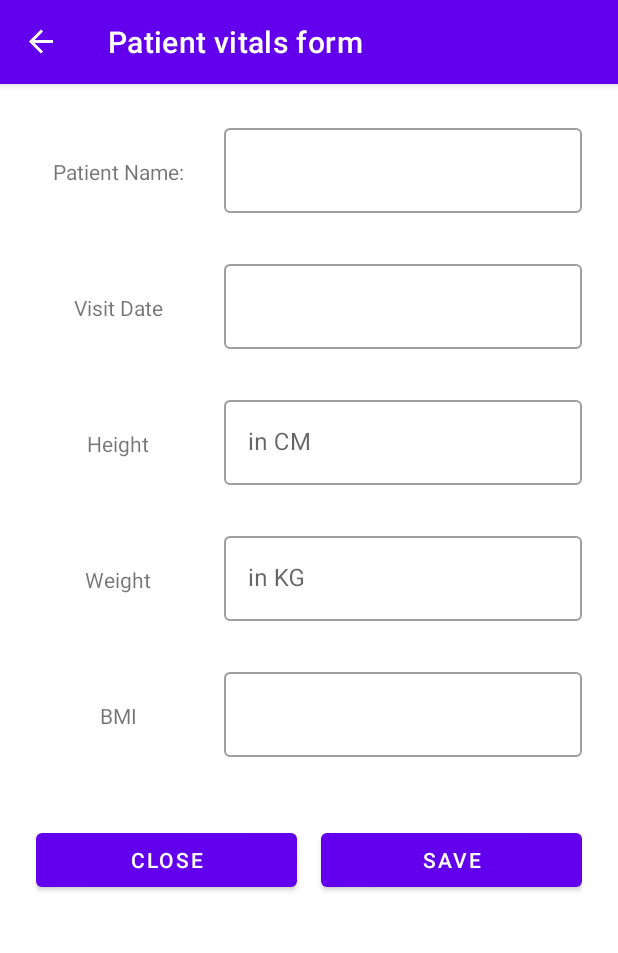
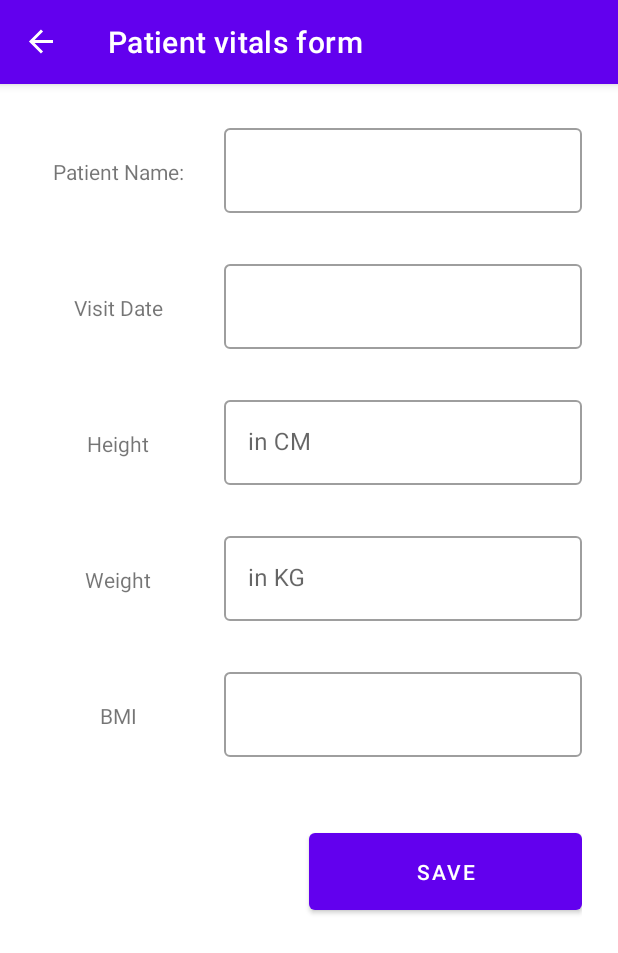
Before and after one commit to davidwekesar/HealthCareApp, an Android app: the VitalsFragment screen opened through its navigation route, on a phone screen of 412 x 824 dp. Shown: the top 953 px of the screen. Run offline under Robolectric (Android 15) with nearby library versions, the phone set to English and light mode, and no system bars; our stand-ins replace Firebase (no records; nobody signed in at launch, a user with empty details on screens opened directly), Timber, navigation-ui; libraries missing offline, so code that uses them is left out: com.github.razir.progressbutton; 4 statements that could not run were skipped.

Commit message:
feat: share data between fragments

```diff
--- a/app/src/main/java/com/android/healthcareapp/ui/RegistrationFragment.kt
+++ b/app/src/main/java/com/android/healthcareapp/ui/RegistrationFragment.kt
@@ -1,5 +1,6 @@
 package com.android.healthcareapp.ui
 
+import android.graphics.Color
 import android.os.Bundle
 import android.text.Editable
 import android.view.LayoutInflater
@@ -7,8 +8,11 @@ import android.view.View
 import android.view.ViewGroup
 import android.widget.AdapterView
 import android.widget.ArrayAdapter
+import android.widget.Button
+import android.widget.EditText
 import androidx.core.widget.addTextChangedListener
 import androidx.fragment.app.Fragment
+import androidx.fragment.app.activityViewModels
 import androidx.fragment.app.viewModels
 import androidx.navigation.fragment.findNavController
 import com.android.healthcareapp.R
@@ -16,12 +20,25 @@ import com.android.healthcareapp.databinding.FragmentRegistrationBinding
 import com.android.healthcareapp.models.Patient
 import com.android.healthcareapp.util.*
 import com.android.healthcareapp.viewmodels.RegistrationViewModel
+import com.android.healthcareapp.viewmodels.SharedViewModel
+import com.github.razir.progressbutton.attachTextChangeAnimator
+import com.github.razir.progressbutton.bindProgressButton
+import com.github.razir.progressbutton.hideProgress
+import com.github.razir.progressbutton.showProgress
+import com.google.android.material.button.MaterialButton
 
 class RegistrationFragment : Fragment(), AdapterView.OnItemSelectedListener {
 
     private var _binding: FragmentRegistrationBinding? = null
     private val binding get() = _binding!!
     private val viewModel: RegistrationViewModel by viewModels()
+    private val sharedViewModel: SharedViewModel by activityViewModels()
+    private lateinit var idEditTxt: EditText
+    private lateinit var regDateEditTxt: EditText
+    private lateinit var firstNameEditTxt: EditText
+    private lateinit var lastNameEditTxt: EditText
+    private lateinit var dobEditTxt: EditText
+    private lateinit var saveButton: MaterialButton
     private var gender: String? = null
 
     override fun onCreateView(
@@ -31,22 +48,39 @@ class RegistrationFragment : Fragment(), AdapterView.OnItemSelectedListener {
     ): View {
         _binding = FragmentRegistrationBinding.inflate(inflater, container, false)
 
-        val saveButton = binding.btnSave
-        saveButton.setOnClickListener {
-            getInputFromTextFields()
+        init()
+
+        return binding.root
     }
 
-        val spinnerGender = binding.spinnerGender
-        ArrayAdapter.createFromResource(
-            requireContext(),
-            R.array.genders_array,
-            android.R.layout.simple_spinner_item
-        ).also { adapter ->
-            adapter.setDropDownViewResource(android.R.layout.simple_spinner_dropdown_item)
-            spinnerGender.adapter = adapter
+    private fun init() {
+        initViews()
+        initListeners()
+        initObservers()
+        setupSpinner()
+        setupSaveButtonAnim()
     }
-        spinnerGender.onItemSelectedListener = this
 
+    private fun initViews() {
+        idEditTxt = binding.patientIdEditTxt
+        regDateEditTxt = binding.regDateEditText
+        firstNameEditTxt = binding.firstNameEditTxt
+        lastNameEditTxt = binding.lastNameEditTxt
+        dobEditTxt = binding.dateOfBirthEditTxt
+        saveButton = binding.btnSave
+    }
+
+    private fun initListeners() {
+        textChangeListeners()
+        onClickListeners()
+    }
+
+    private fun initObservers() {
+        vitalsFragmentNavigationObserver()
+        saveProgressVisibilityObserver()
+    }
+
+    private fun textChangeListeners() {
         binding.regDateEditText.addTextChangedListener { text: Editable? ->
             val regDateInputLayout = binding.regDateInputLayout
             if (!inputMatchesDateFormat(text)) {
@@ -64,22 +98,28 @@ class RegistrationFragment : Fragment(), AdapterView.OnItemSelectedListener {
                 dobInputLayout.error = null
             }
         }
-
-        viewModel.navigateToVitalsFragment.observe(viewLifecycleOwner, {
-            if (it) {
-                findNavController().navigate(R.id.vitalsFragment)
-            }
-        })
-
-        return binding.root
     }
 
-    private fun getInputFromTextFields() {
-        val idEditTxt = binding.patientIdEditTxt
-        val regDateEditTxt = binding.regDateEditText
-        val firstNameEditTxt = binding.firstNameEditTxt
-        val lastNameEditTxt = binding.lastNameEditTxt
-        val dobEditTxt = binding.dateOfBirthEditTxt
+    private fun onClickListeners() {
+        saveButton.setOnClickListener {
+            checkInputFields()
+        }
+    }
+
+    private fun setupSpinner() {
+        val spinnerGender = binding.spinnerGender
+        ArrayAdapter.createFromResource(
+            requireContext(),
+            R.array.genders_array,
+            android.R.layout.simple_spinner_item
+        ).also { adapter ->
+            adapter.setDropDownViewResource(android.R.layout.simple_spinner_dropdown_item)
+            spinnerGender.adapter = adapter
+        }
+        spinnerGender.onItemSelectedListener = this
+    }
+
+    private fun checkInputFields() {
 
         when {
             idEditTxt.isTextFieldEmpty() -> {
@@ -98,16 +138,49 @@ class RegistrationFragment : Fragment(), AdapterView.OnItemSelectedListener {
                 binding.dobInputLayout.error = getString(R.string.input_required)
             }
             else -> {
+                viewModel.showSaveButtonProgress()
+                sharedViewModel.saveRegistrationInfo(getPatientInfo())
+                viewModel.savePatientInfo(getPatientInfo())
+            }
+        }
+    }
+
+    private fun getPatientInfo(): Patient {
         val id = idEditTxt.getInputValue().toLong()
         val regDate = regDateEditTxt.getInputValue().convertToUnixTime()
         val firstName = firstNameEditTxt.getInputValue()
         val lastName = lastNameEditTxt.getInputValue()
         val dob = dobEditTxt.getInputValue().convertToUnixTime()
-                val patient = Patient(id, regDate, firstName, lastName, dob, gender)
-                viewModel.savePatientInfo(patient)
+        return Patient(id, regDate, firstName, lastName, dob, gender)
+    }
+
+    private fun vitalsFragmentNavigationObserver() {
+        viewModel.navigateToVitalsFragment.observe(viewLifecycleOwner, {navigate:Boolean?->
+            navigate?.let {
+                if (it) {
+                    findNavController().navigate(R.id.vitalsFragment)
+                    viewModel.doneNavigatingToVitalsFragment()
                 }
             }
+        })
+    }
 
+    private fun setupSaveButtonAnim() {
+        bindProgressButton(saveButton)
+        saveButton.attachTextChangeAnimator()
+    }
+
+    private fun saveProgressVisibilityObserver() {
+        viewModel.isSaveProgressVisible.observe(viewLifecycleOwner, {
+            if (it) {
+                saveButton.showProgress {
+                    buttonText = getString(R.string.saving)
+                    progressColor = Color.WHITE
+                }
+            } else {
+                saveButton.hideProgress(R.string.save)
+            }
+        })
     }
 
     override fun onDestroyView() {
--- a/app/src/main/java/com/android/healthcareapp/ui/VitalsFragment.kt
+++ b/app/src/main/java/com/android/healthcareapp/ui/VitalsFragment.kt
@@ -9,17 +9,20 @@ import android.widget.Button
 import android.widget.EditText
 import androidx.core.widget.addTextChangedListener
 import androidx.fragment.app.Fragment
+import androidx.fragment.app.activityViewModels
 import androidx.fragment.app.viewModels
 import androidx.navigation.fragment.findNavController
 import com.android.healthcareapp.R
 import com.android.healthcareapp.databinding.FragmentVitalsBinding
 import com.android.healthcareapp.models.PatientVitals
 import com.android.healthcareapp.util.*
+import com.android.healthcareapp.viewmodels.SharedViewModel
 import com.android.healthcareapp.viewmodels.VitalsViewModel
 import com.github.razir.progressbutton.attachTextChangeAnimator
 import com.github.razir.progressbutton.bindProgressButton
 import com.github.razir.progressbutton.hideProgress
 import com.github.razir.progressbutton.showProgress
+import com.google.android.material.button.MaterialButton
 import kotlin.math.pow
 
 class VitalsFragment : Fragment() {
@@ -31,8 +34,9 @@ class VitalsFragment : Fragment() {
     private lateinit var heightEditTxt: EditText
     private lateinit var weightEditTxt: EditText
     private lateinit var bmiEditTxt: EditText
-    private lateinit var saveButton: Button
+    private lateinit var saveButton: MaterialButton
     private val viewModel: VitalsViewModel by viewModels()
+    private val sharedViewModel: SharedViewModel by activityViewModels()
 
     override fun onCreateView(
         inflater: LayoutInflater,
@@ -71,6 +75,7 @@ class VitalsFragment : Fragment() {
         visitFormANavigationObserver()
         visitFormBNavigationObserver()
         saveProgressVisibilityObserver()
+        patientRegistrationInfoObserver()
     }
 
     private fun onClickListeners() {
@@ -128,6 +133,7 @@ class VitalsFragment : Fragment() {
             }
             else -> {
                 viewModel.showSaveButtonProgress()
+                sharedViewModel.saveVitalsInfo(getPatientVitalsInput())
                 viewModel.savePatientVitals(getPatientVitalsInput())
             }
         }
@@ -144,17 +150,23 @@ class VitalsFragment : Fragment() {
     }
 
     private fun visitFormANavigationObserver() {
-        viewModel.navigateToVisitFormA.observe(viewLifecycleOwner, {
-            if (it) {
-                findNavController().navigate(R.id.visitFormAFragment)
+        viewModel.navigateToVisitFormA.observe(viewLifecycleOwner, { navigate: Boolean? ->
+            navigate?.let {
+                if (it) {
+                    findNavController().navigate(R.id.visitFormAFragment)
+                    viewModel.doneNavigatingToVisitFormA()
+                }
             }
         })
     }
 
     private fun visitFormBNavigationObserver() {
-        viewModel.navigateToVisitFormB.observe(viewLifecycleOwner, {
-            if (it) {
-                findNavController().navigate(R.id.visitFormBFragment)
+        viewModel.navigateToVisitFormB.observe(viewLifecycleOwner, { navigate: Boolean? ->
+            navigate?.let {
+                if (it) {
+                    findNavController().navigate(R.id.visitFormBFragment)
+                    viewModel.doneNavigatingToVisitFormB()
+                }
             }
         })
     }
@@ -172,6 +184,13 @@ class VitalsFragment : Fragment() {
         })
     }
 
+    private fun patientRegistrationInfoObserver() {
+        sharedViewModel.registrationInfo.observe(viewLifecycleOwner, { patient ->
+            val patientName = "${patient.firstName} ${patient.lastName}"
+            patientNameEditTxt.setText(patientName)
+        })
+    }
+
     override fun onDestroyView() {
         super.onDestroyView()
         _binding = null
--- a/app/src/main/java/com/android/healthcareapp/viewmodels/RegistrationViewModel.kt
+++ b/app/src/main/java/com/android/healthcareapp/viewmodels/RegistrationViewModel.kt
@@ -12,8 +12,11 @@ class RegistrationViewModel : ViewModel() {
 
     private val database = FirebaseDatabase.getInstance(DATABASE_URL).reference
 
-    private var _navigateToVitalsFragment = MutableLiveData<Boolean>()
-    val navigateToVitalsFragment: LiveData<Boolean> get() = _navigateToVitalsFragment
+    private var _navigateToVitalsFragment = MutableLiveData<Boolean?>()
+    val navigateToVitalsFragment: LiveData<Boolean?> get() = _navigateToVitalsFragment
+
+    private val _isSaveProgressVisible = MutableLiveData<Boolean>()
+    val isSaveProgressVisible: LiveData<Boolean> get() = _isSaveProgressVisible
 
     fun savePatientInfo(patient: Patient) {
         database.child("patients")
@@ -28,4 +31,12 @@ class RegistrationViewModel : ViewModel() {
                 Timber.e("Failure: ${exception.message}")
             }
     }
+
+    fun showSaveButtonProgress() {
+        _isSaveProgressVisible.value = true
+    }
+
+    fun doneNavigatingToVitalsFragment() {
+        _navigateToVitalsFragment.value = null
+    }
 }
--- /dev/null
+++ b/app/src/main/java/com/android/healthcareapp/viewmodels/SharedViewModel.kt
@@ -0,0 +1,21 @@
+package com.android.healthcareapp.viewmodels
+
+import androidx.lifecycle.MutableLiveData
+import androidx.lifecycle.ViewModel
+import com.android.healthcareapp.models.Patient
+import com.android.healthcareapp.models.PatientVitals
+
+class SharedViewModel: ViewModel() {
+
+    val registrationInfo = MutableLiveData<Patient>()
+
+    val vitalsInfo = MutableLiveData<PatientVitals>()
+
+    fun saveRegistrationInfo(patient: Patient) {
+        registrationInfo.value = patient
+    }
+
+    fun saveVitalsInfo(patientVitals: PatientVitals) {
+        vitalsInfo.value = patientVitals
+    }
+}
--- a/app/src/main/java/com/android/healthcareapp/viewmodels/VitalsViewModel.kt
+++ b/app/src/main/java/com/android/healthcareapp/viewmodels/VitalsViewModel.kt
@@ -12,11 +12,11 @@ class VitalsViewModel : ViewModel() {
 
     private val database = FirebaseDatabase.getInstance(DATABASE_URL).reference
 
-    private val _navigateToVisitFormA = MutableLiveData<Boolean>()
-    val navigateToVisitFormA: LiveData<Boolean> get() = _navigateToVisitFormA
+    private val _navigateToVisitFormA = MutableLiveData<Boolean?>()
+    val navigateToVisitFormA: LiveData<Boolean?> get() = _navigateToVisitFormA
 
-    private val _navigateToVisitFormB = MutableLiveData<Boolean>()
-    val navigateToVisitFormB: LiveData<Boolean> get() = _navigateToVisitFormB
+    private val _navigateToVisitFormB = MutableLiveData<Boolean?>()
+    val navigateToVisitFormB: LiveData<Boolean?> get() = _navigateToVisitFormB
 
     private val _isSaveProgressVisible = MutableLiveData<Boolean>()
     val isSaveProgressVisible: LiveData<Boolean> get() = _isSaveProgressVisible
@@ -42,4 +42,12 @@ class VitalsViewModel : ViewModel() {
     fun showSaveButtonProgress() {
         _isSaveProgressVisible.value = true
     }
+
+    fun doneNavigatingToVisitFormA() {
+        _navigateToVisitFormA.value = null
+    }
+
+    fun doneNavigatingToVisitFormB() {
+        _navigateToVisitFormB.value = null
+    }
 }
--- a/app/src/main/res/layout/fragment_vitals.xml
+++ b/app/src/main/res/layout/fragment_vitals.xml
@@ -18,8 +18,8 @@
         style="@style/Widget.MaterialComponents.TextInputLayout.OutlinedBox"
         android:layout_width="0dp"
         android:layout_height="wrap_content"
+        android:layout_marginStart="16dp"
         app:errorEnabled="true"
-        android:layout_marginStart="16dp"
         app:layout_constraintEnd_toEndOf="parent"
         app:layout_constraintStart_toStartOf="@+id/guideline4"
         app:layout_constraintTop_toTopOf="parent">
@@ -75,10 +75,10 @@
         android:id="@+id/heightInputLayout"
         style="@style/Widget.MaterialComponents.TextInputLayout.OutlinedBox"
         android:layout_width="0dp"
-        app:errorEnabled="true"
         android:layout_height="wrap_content"
         android:layout_marginStart="16dp"
         android:layout_marginTop="8dp"
+        app:errorEnabled="true"
         app:layout_constraintEnd_toEndOf="parent"
         app:layout_constraintStart_toStartOf="@+id/guideline4"
         app:layout_constraintTop_toBottomOf="@+id/visitDateInputLayout">
@@ -167,26 +167,18 @@
         android:orientation="vertical"
         app:layout_constraintGuide_percent="0.5" />
 
-    <Button
+    <com.google.android.material.button.MaterialButton
         android:id="@+id/saveBtn"
         android:layout_width="0dp"
         android:layout_height="wrap_content"
-        android:layout_marginStart="8dp"
         android:layout_marginTop="24dp"
+        android:layout_marginBottom="24dp"
+        android:padding="16dp"
         android:text="@string/save"
+        app:layout_constraintBottom_toBottomOf="parent"
         app:layout_constraintEnd_toEndOf="parent"
         app:layout_constraintStart_toStartOf="@+id/guideline5"
-        app:layout_constraintTop_toBottomOf="@+id/bmiInputLayout" />
-
-    <Button
-        android:id="@+id/closeBtn"
-        android:layout_width="0dp"
-        android:layout_height="wrap_content"
-        android:layout_marginTop="24dp"
-        android:layout_marginEnd="8dp"
-        android:text="@string/close"
-        app:layout_constraintEnd_toStartOf="@+id/guideline5"
-        app:layout_constraintStart_toStartOf="parent"
-        app:layout_constraintTop_toBottomOf="@+id/bmiInputLayout" />
+        app:layout_constraintTop_toBottomOf="@+id/bmiInputLayout"
+        app:layout_constraintVertical_bias="0.0" />
 
 </androidx.constraintlayout.widget.ConstraintLayout>
```
Also changed, not shown: app/src/main/java/com/android/healthcareapp/ui/adapters/PatientsListAdapter.kt (added, +32 -0 lines), app/src/main/res/layout/fragment_patients_list.xml (+11 -6 lines), app/src/main/res/layout/fragment_registration.xml (+7 -15 lines). Lines whose indentation alone changed are shown as unchanged.
